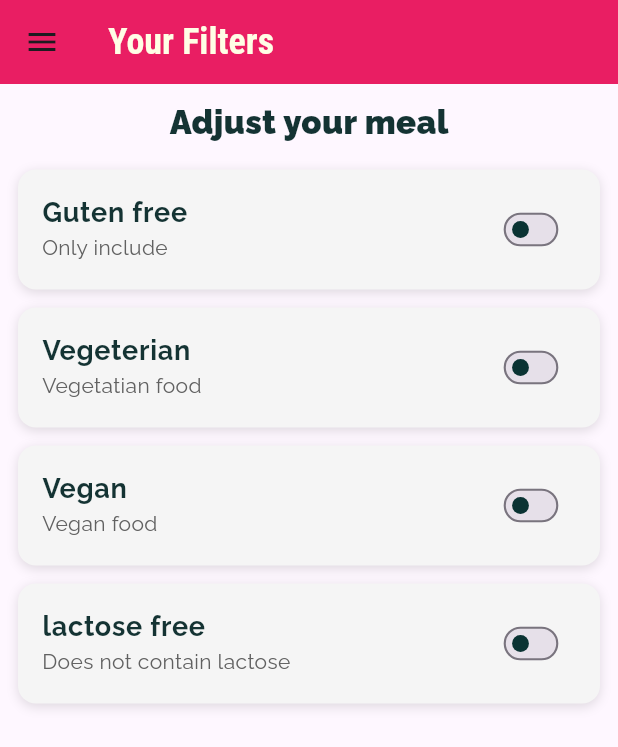
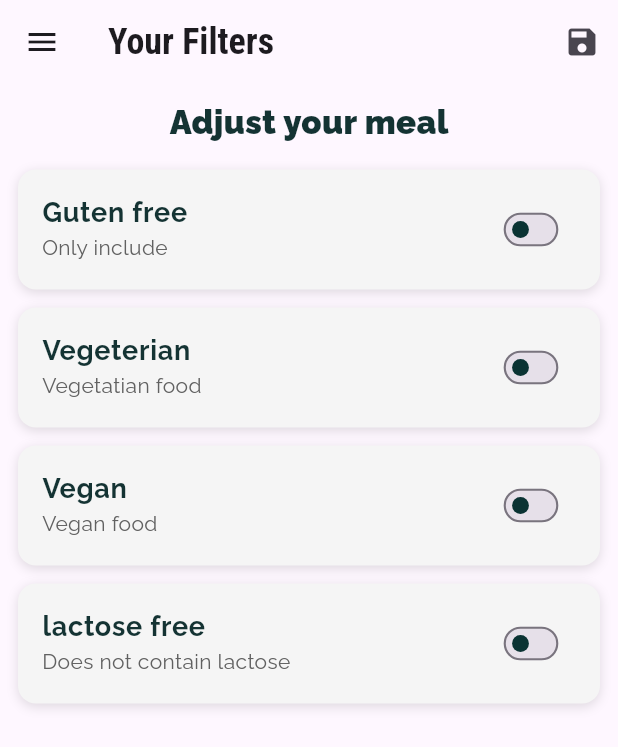
Before and after one commit to kyangwi/Meals-app, a Flutter app: the FilterScreen screen opened by its route, on a phone screen of 412 x 824 dp. Shown: the top 747 px of the screen. Run offline on Flutter 3.47's test engine with Material 3 defaults, Android fonts, the phone set to English and light mode, and no system bars.

Commit message:
Filters done

```diff
--- a/lib/screens/filters.dart
+++ b/lib/screens/filters.dart
@@ -3,9 +3,12 @@ import 'package:multipageapp/widgets/appBar.dart';
 import 'package:multipageapp/widgets/maindrawer.dart';
 
 class FilterScreen extends StatefulWidget {
-  const FilterScreen({super.key});
+  static const routeName = '/filters';
 
-  static const routeName = '/filters';
+  final Function saveFilters;
+  final Map<String,bool> currentFilters;
+
+  FilterScreen(this.currentFilters,this.saveFilters);
 
   @override
   State<FilterScreen> createState() => _FilterScreenState();
@@ -16,6 +19,17 @@ class _FilterScreenState extends State<FilterScreen> {
   bool _vegetarian = false;
   bool _vegan = false;
   bool _lactoseFree = false;
+
+  @override
+  void initState() {
+    _glutenFree = widget.currentFilters['gluten']!;
+    _lactoseFree = widget.currentFilters['lactose']!;
+    _vegetarian = widget.currentFilters['vegetarian']!;
+    _vegan = widget.currentFilters['vegan']!;
+
+    super.initState();
+
+  }
 
   Widget _switchbuilder(
     String title,
@@ -58,19 +72,34 @@ class _FilterScreenState extends State<FilterScreen> {
               value: currentValue,
               onChanged: updateValue,
               activeColor: Colors.teal,
-              inactiveThumbColor:Color.fromRGBO(10, 51, 51, 1),
-
+              inactiveThumbColor: Color.fromRGBO(10, 51, 51, 1),
+            ),
           ),
         ),
       ),
-    ),
     );
   }
 
   @override
   Widget build(BuildContext context) {
     return Scaffold(
-      appBar: myAppBar('Your Filters'),
+      appBar: AppBar(
+        title: Text('Your Filters'),
+        actions: [
+          IconButton(
+            icon: Icon(Icons.save),
+            onPressed: () {
+              final Map<String, bool> selectedFilter = {
+                'gluten': _glutenFree,
+                'lactose': _lactoseFree,
+                'vegan': _vegan,
+                'vegetarian': _vegetarian,
+              };
+              widget.saveFilters(selectedFilter);
+            },
+          ),
+        ],
+      ),
       drawer: MainDrawer(),
       body: Container(
         // padding: EdgeInsets.only(left: 10, right: 10),
```
Also changed, not shown: lib/main.dart (+45 -4 lines), lib/screens/category_meals_screen.dart (+8 -7 lines).
